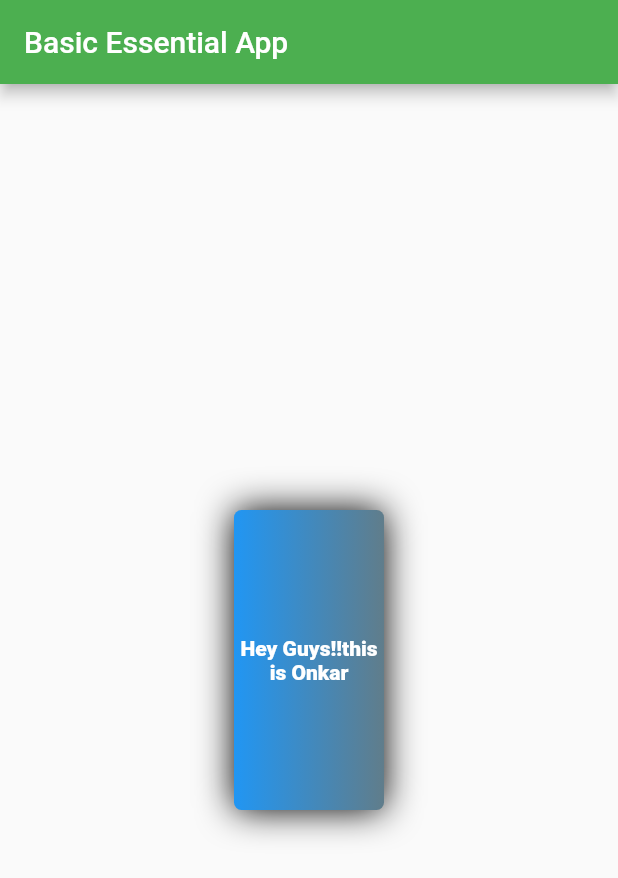
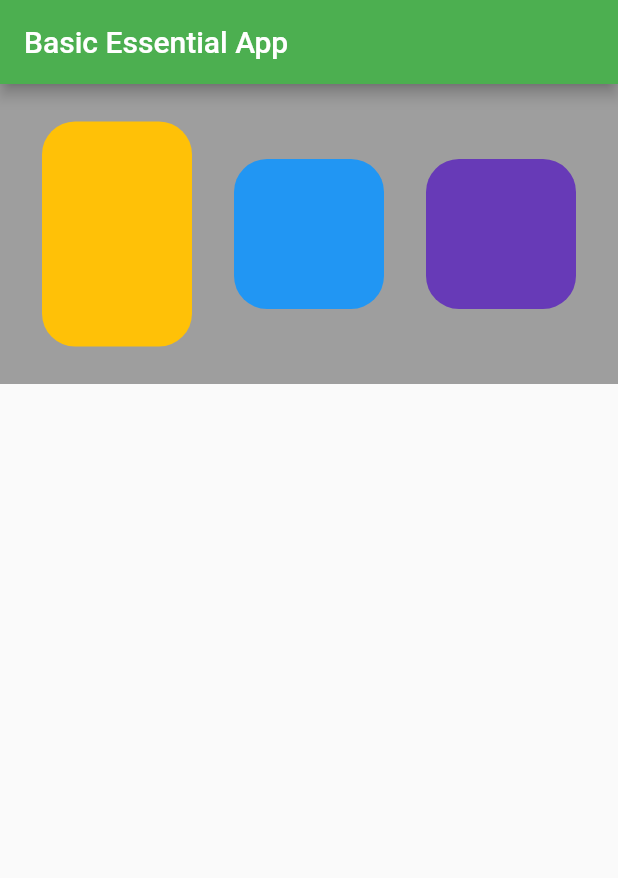
Before and after one commit to onkarnirhali/Flutter-Essentials, a Flutter app: the screen it shows after launch, on a phone screen of 412 x 824 dp. Shown: the top 878 px of the screen. Run offline on Flutter 3.47's test engine with Material 2 defaults, Android fonts, the phone set to English and light mode, and no system bars.

Commit message:
Chapter 2 Rows and Colums

```diff
--- a/flutterEssentials/lib/main.dart
+++ b/flutterEssentials/lib/main.dart
@@ -15,23 +15,38 @@ class HomePage extends StatelessWidget {
       appBar: AppBar(
         title: Text("Basic Essential App"),
       ),
-      body: Center(
-        child: Container(
-          width: 100,
-          height: 200,
-          clipBehavior: Clip.antiAlias,
-          padding: EdgeInsets.symmetric(vertical: 2),
-          decoration: BoxDecoration(
-              color: Colors.blueAccent,
-              gradient: LinearGradient(colors: [Colors.blue, Colors.blueGrey]),
-              borderRadius: BorderRadius.circular(5),
-              boxShadow: [BoxShadow(color: Colors.black, blurRadius: 20)]),
-          alignment: Alignment.center,
-          child: Text(
-            "Hey Guys!!this is Onkar",
-            style: TextStyle(fontWeight: FontWeight.w900, color: Colors.white),
-            textAlign: TextAlign.center,
-          ),
+      body: Container(
+        color: Colors.grey,
+        height: 200,
+        child: Row(
+          mainAxisAlignment: MainAxisAlignment.spaceEvenly,
+          crossAxisAlignment: CrossAxisAlignment.center,
+          children: <Widget>[
+            Container(
+              height: 150,
+              width: 100,
+              // color: Colors.amber,
+              alignment: Alignment.center,
+              decoration: BoxDecoration(
+                  borderRadius: BorderRadius.circular(22), color: Colors.amber),
+            ),
+            Container(
+                height: 100,
+                width: 100,
+                //color: Colors.blueAccent,
+                alignment: Alignment.center,
+                decoration: BoxDecoration(
+                    borderRadius: BorderRadius.circular(22),
+                    color: Colors.blue)),
+            Container(
+                height: 100,
+                width: 100,
+                //color: Colors.deepPurple,
+                alignment: Alignment.center,
+                decoration: BoxDecoration(
+                    borderRadius: BorderRadius.circular(22),
+                    color: Colors.deepPurple))
+          ],
         ),
       ),
     );
```
